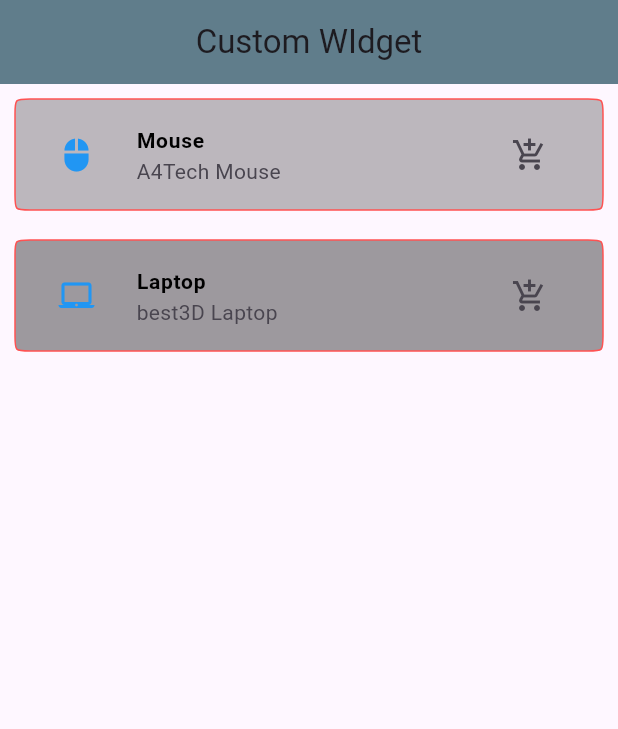
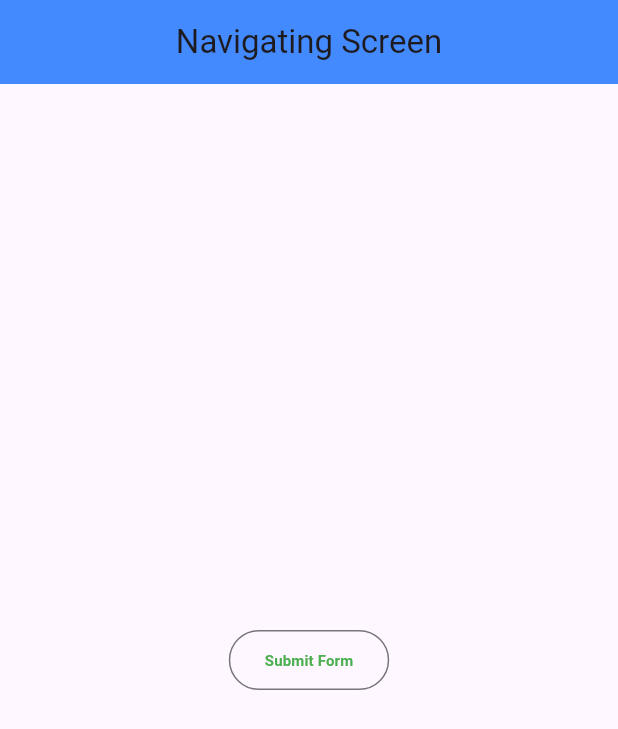
Before and after one commit to KHALEDKHLYAN/Flutter_Widgets, a Flutter app: the screen it shows after launch, on a phone screen of 412 x 824 dp. Shown: the top 729 px of the screen. Run offline on Flutter 3.47's test engine with Material 3 defaults, Android fonts, the phone set to English and light mode, and no system bars.

Commit message:
navigation

```diff
--- a/lib/main.dart
+++ b/lib/main.dart
@@ -1,8 +1,10 @@
 import 'package:flutter/material.dart';
-import 'package:widgets_app_design/screens/code_reusing.dart';
+import 'package:widgets_app_design/screens/navigation.dart';
+// import 'package:widgets_app_design/screens/simple_page.dart';
+// import 'package:widgets_app_design/screens/code_reusing.dart';
+// import 'package:widgets_app_design/widgets/stlss_stful.dart';
 // import 'package:widgets_app_design/listview_builder.dart';
 // import './floating_button.dart';
-// import 'package:widgets_app_design/screens/simple_page.dart';
 // import 'package:widgets_app_design/screens/stack.dart';
 
 void main() => runApp(const MyApp());
@@ -12,6 +14,6 @@ class MyApp extends StatelessWidget {
 
   @override
   Widget build(BuildContext context) {
-    return const ReusingCode();
+    return const NavigateScreens();
   }
 }
--- /dev/null
+++ b/lib/screens/navigation.dart
@@ -0,0 +1,36 @@
+import 'package:flutter/material.dart';
+import 'package:widgets_app_design/screens/detail.dart';
+
+class NavigateScreens extends StatelessWidget {
+  const NavigateScreens({super.key});
+
+  @override
+  Widget build(BuildContext context) {
+    return MaterialApp(
+      home: Scaffold(
+        appBar: AppBar(
+          centerTitle: true,
+          title: const Text("Navigating Screen"),
+          backgroundColor: Colors.blueAccent,
+        ),
+        body: Center(
+          child: OutlinedButton(
+            onPressed: () {
+              Navigator.push(
+                context,
+                MaterialPageRoute(builder: (context) => const SecondRoute()),
+              );
+            },
+            child: const Text(
+              'Submit Form',
+              style: TextStyle(
+                  color: Colors.green,
+                  fontSize: 10.0,
+                  fontWeight: FontWeight.bold),
+            ),
+          ),
+        ),
+      ),
+    );
+  }
+}
```
Also changed, not shown: lib/screens/detail.dart (added, +22 -0 lines), lib/screens/simple_page.dart (+25 -9 lines), lib/widgets/stlss_stful.dart (+50 -0 lines).
